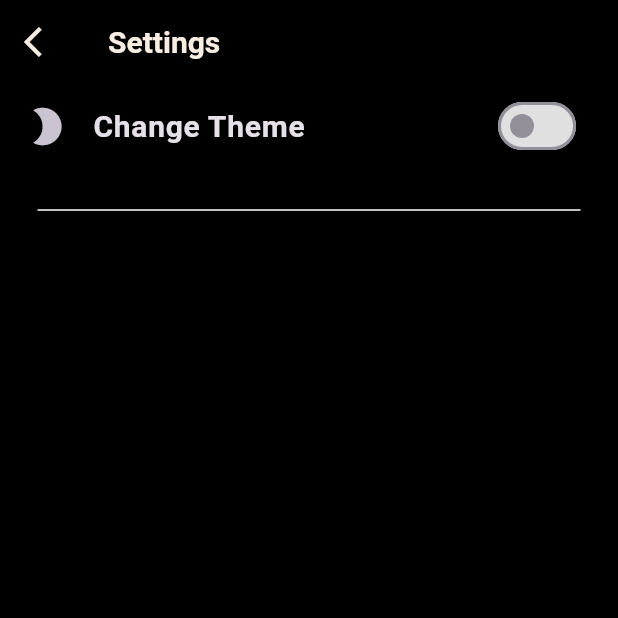
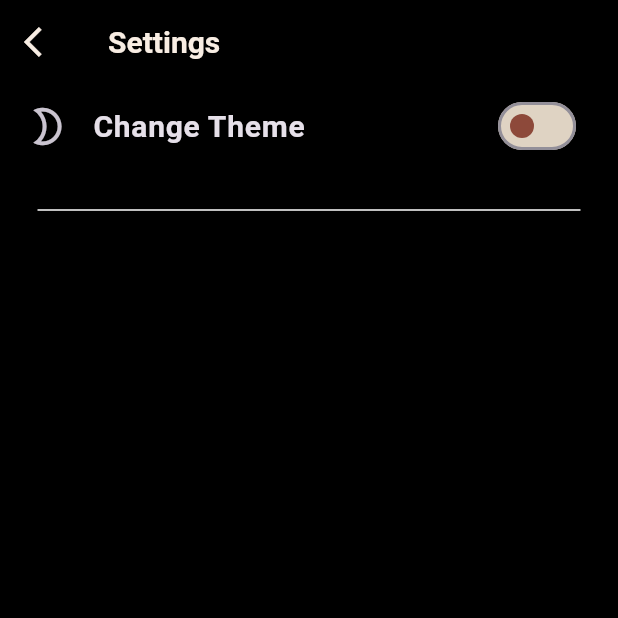
Before and after one commit to AhmedMaged1722/news-app, a Flutter app: the Settings screen opened directly, on a phone screen of 412 x 824 dp, the top half of it. Run offline on Flutter 3.47's test engine with Material 3 defaults, Android fonts, the phone set to English and light mode, and no system bars; our stand-ins replace bloc, conditional_builder_null_safety, dio, flutter_bloc, shared_preferences, webview_flutter; accounts and stored records are empty; network calls fail.

Commit message:
finish change theme

```diff
--- a/lib/UI/Screens/settings.dart
+++ b/lib/UI/Screens/settings.dart
@@ -37,13 +37,14 @@ class _SettingsState extends State<Settings> {
             setState(() {});
             themeChange = !themeChange;
           },
-          activeColor: kColor4,
-          activeTrackColor: kColor3,
-          inactiveTrackColor: Colors.grey[300],
+          activeColor: kGrey,
+          activeTrackColor: kWhite,
+          inactiveThumbColor: kColor4,
+          inactiveTrackColor: kColor2,
           secondary: Icon(
             themeChange
-                ? Icons.brightness_2_outlined
-                : Icons.brightness_2_sharp,
+                ? Icons.brightness_2_sharp
+                : Icons.brightness_2_outlined,
             size: 30,
           ),
         ),
```
